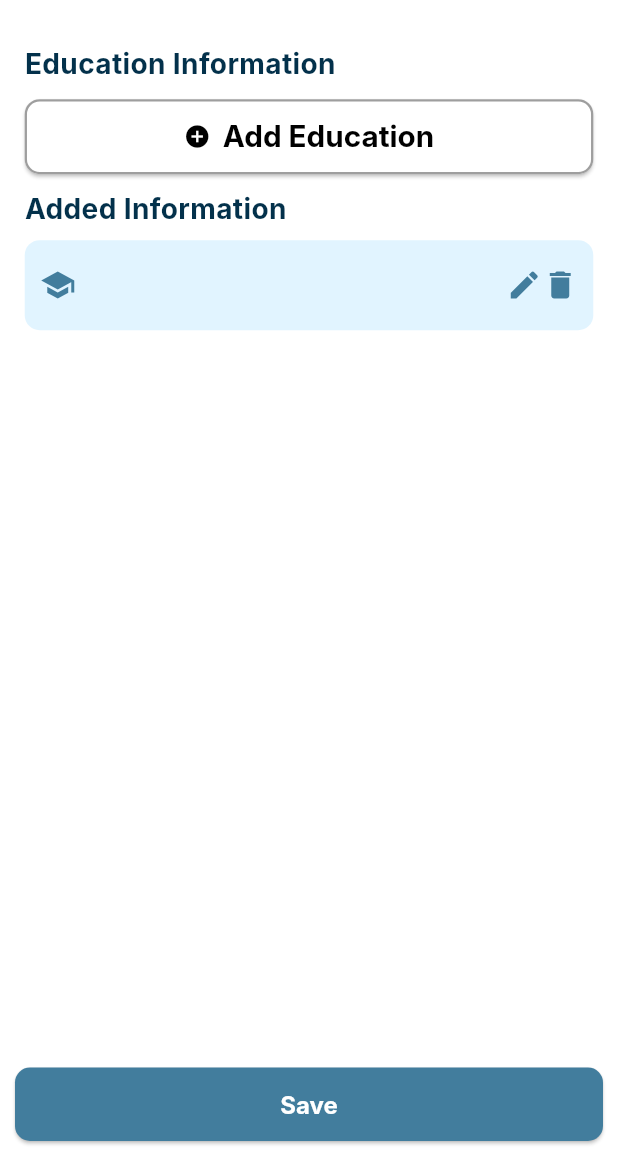
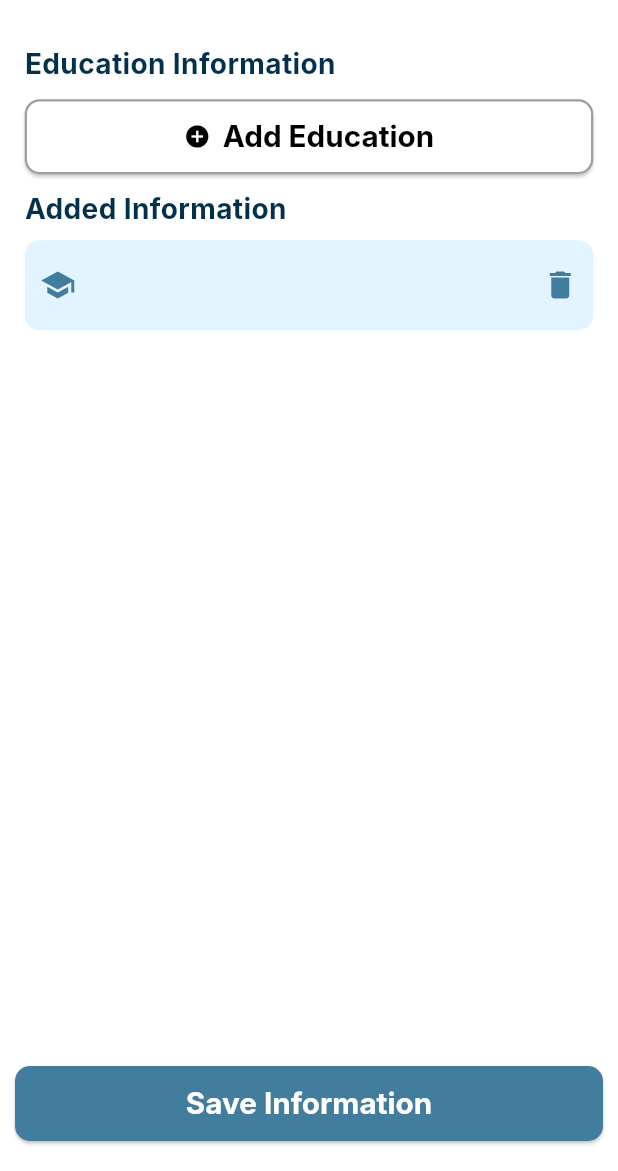
Before and after one commit to fatimasood/InfoKlub-App, a Flutter app: the _EducationInfoView screen opened directly with empty values, after a tap on "Save", on a phone screen of 412 x 824 dp, the part 65-1236 px from its top. Run offline on Flutter 3.47's test engine with Material 3 defaults, Android fonts, the phone set to English and light mode, and no system bars; our stand-ins replace country_picker, file_picker, firebase_auth, firebase_core, flutter_secure_storage, fluttertoast and 5 more; accounts and stored records are empty; Roboto replaces fonts that are missing (Inter).

Commit message:
done education backend

```diff
--- a/infoklub/lib/viewmodels/education/eduinfo_viewmodel.dart
+++ b/infoklub/lib/viewmodels/education/eduinfo_viewmodel.dart
@@ -19,7 +19,7 @@ class EduinfoViewmodel extends ChangeNotifier {
   String scoreGrade = '';
   String achievements = '';
 
-  get userEmail => null;
+  String get userEmail => Email;
 
   void degreeName(String val) => degree = val;
   void institutionName(String val) => institution = val;
--- a/infoklub/lib/views/create_profile/add_info_dashboard.dart
+++ b/infoklub/lib/views/create_profile/add_info_dashboard.dart
@@ -1,7 +1,6 @@
 import 'package:flutter/material.dart';
 import 'package:infoklub/app/theme.dart';
 import 'package:infoklub/main.dart';
-import 'package:infoklub/models/cv/cv_creation_view_model.dart';
 import 'package:infoklub/viewmodels/education/eduinfo_viewmodel.dart';
 import 'package:infoklub/viewmodels/health/healthdata_viewmodel.dart';
 import 'package:provider/provider.dart';
--- a/infoklub/lib/views/education_data/edu_save.dart
+++ b/infoklub/lib/views/education_data/edu_save.dart
@@ -1,4 +1,3 @@
-import 'package:flutter/foundation.dart';
 import 'package:flutter/material.dart';
 import 'package:infoklub/main.dart';
 import 'package:infoklub/utils/utils.dart';
@@ -8,14 +7,17 @@ import 'package:infoklub/app/theme.dart';
 import 'package:provider/provider.dart';
 import '../../app/routes.dart';
 
-class EduSave extends StatelessWidget {
+class EduSave extends StatefulWidget {
   const EduSave({super.key});
 
-  bool get mounted => false;
+  @override
+  State<EduSave> createState() => _EduSaveState();
+}
 
+class _EduSaveState extends State<EduSave> {
   @override
   Widget build(BuildContext context) {
-    final viewModel = Provider.of<EduinfoViewmodel>(context);
+    final viewModel = Provider.of<EduinfoViewmodel>(context, listen: false);
     final educationList = viewModel.getAllEducationEntries(userMail);
 
     final screenWidth = MediaQuery.of(context).size.width;
@@ -121,13 +123,6 @@ class EduSave extends StatelessWidget {
                               ),
                             ),
                             GestureDetector(
-                              //onTap: () => ,
-                              child: const Icon(
-                                Icons.edit,
-                                color: AppTheme.secondaryColor,
-                              ),
-                            ),
-                            GestureDetector(
                               onTap: () async => await viewModel
                                   .deleteEducationInfoAt(userMail, i),
                               child: const Icon(
@@ -147,15 +142,17 @@ class EduSave extends StatelessWidget {
               left: 0,
               right: 0,
               child: Container(
-                color: Colors.white,
                 padding: const EdgeInsets.only(
                     bottom: 20, left: 10, right: 10, top: 0),
                 child: SizedBox(
                   width: double.infinity,
-                  child: ElevatedButton(
+                  child: CustomButton(
                     onPressed: () async {
+                      viewModel.initialize(
+                          userMail); // Correctly initialize the ViewModel
+
                       Utils().toastMessage(
-                          "Your health record saved successfully...");
+                          "Your education record saved successfully...");
                       await Future.delayed(const Duration(milliseconds: 500));
 
                       if (!mounted) return;
@@ -163,20 +160,10 @@ class EduSave extends StatelessWidget {
                           context, AppRoutes.infodashboard,
                           arguments: viewModel.userEmail);
                     },
-                    style: ElevatedButton.styleFrom(
-                      backgroundColor: AppTheme.secondaryColor,
-                      padding: const EdgeInsets.symmetric(vertical: 15.0),
-                      shape: RoundedRectangleBorder(
-                        borderRadius: BorderRadius.circular(10.0),
-                      ),
-                    ),
-                    child: const Text(
-                      "Save",
-                      style: TextStyle(
-                          color: Colors.white,
-                          fontSize: 16,
-                          fontWeight: FontWeight.bold),
-                    ),
+                    width: double.infinity,
+                    text: "Save Information",
+                    color: AppTheme.secondaryColor,
+                    borderRadius: 10.0,
                   ),
                 ),
               ),
```
